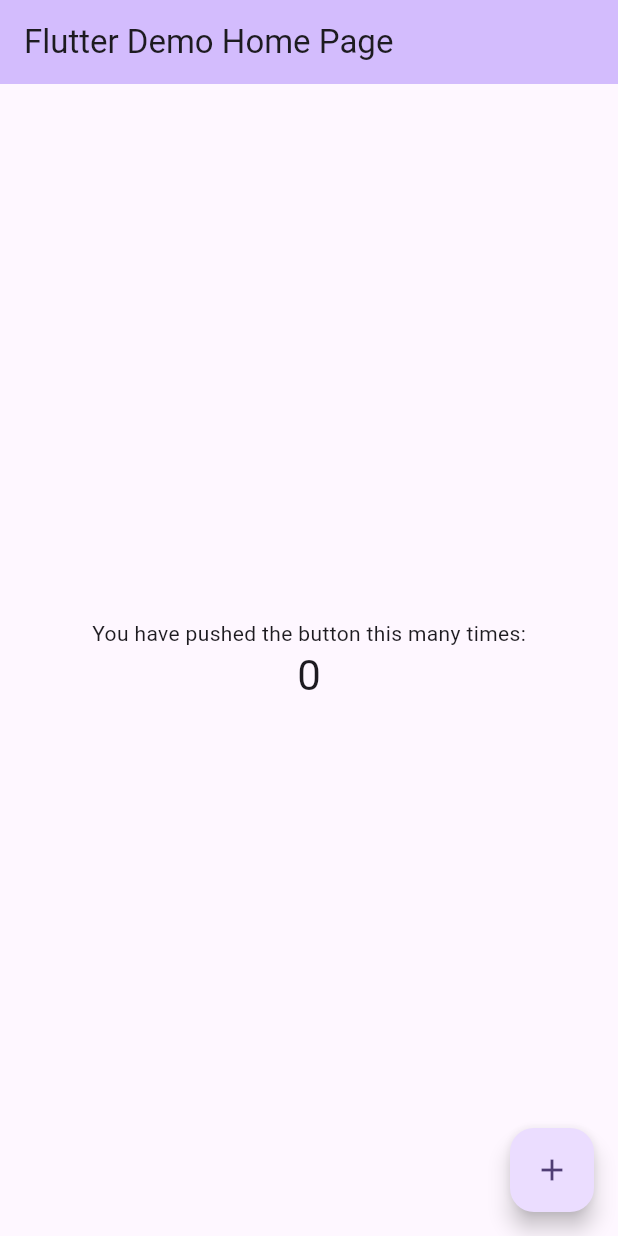
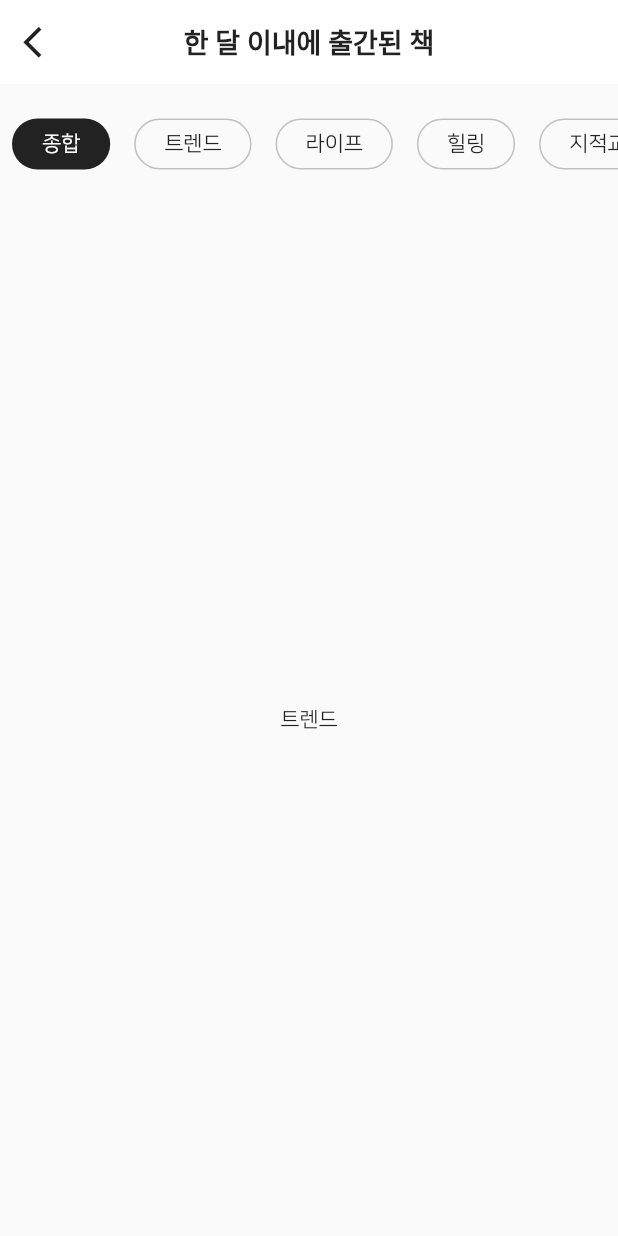
Before and after one commit to muaga/flutter-last-project, a Flutter app: the screen it shows after launch, on a phone screen of 412 x 824 dp. Run offline on Flutter 3.47's test engine with Material 2 defaults, Android fonts, the phone set to English and light mode, and no system bars; our stand-ins replace dio, flutter_secure_storage, validators.

Commit message:
icon 수정

```diff
--- a/lib/main.dart
+++ b/lib/main.dart
@@ -1,4 +1,6 @@
 import 'package:flutter/material.dart';
+import 'package:flutter_blog/_core/constants/theme.dart';
+import 'package:flutter_blog/ui/pages/today_now/now_book_list_page/now_book_list_page.dart';
 
 void main() {
   runApp(const MyApp());
@@ -7,119 +9,12 @@ void main() {
 class MyApp extends StatelessWidget {
   const MyApp({super.key});
 
-  // This widget is the root of your application.
   @override
   Widget build(BuildContext context) {
     return MaterialApp(
-      title: 'Flutter Demo',
-      theme: ThemeData(
-        // This is the theme of your application.
-        //
-        // TRY THIS: Try running your application with "flutter run". You'll see
-        // the application has a blue toolbar. Then, without quitting the app,
-        // try changing the seedColor in the colorScheme below to Colors.green
-        // and then invoke "hot reload" (save your changes or press the "hot
-        // reload" button in a Flutter-supported IDE, or press "r" if you used
-        // the command line to start the app).
-        //
-        // Notice that the counter didn't reset back to zero; the application
-        // state is not lost during the reload. To reset the state, use hot
-        // restart instead.
-        //
-        // This works for code too, not just values: Most code changes can be
-        // tested with just a hot reload.
-        colorScheme: ColorScheme.fromSeed(seedColor: Colors.deepPurple),
-        useMaterial3: true,
-      ),
-      home: const MyHomePage(title: 'Flutter Demo Home Page'),
+      debugShowCheckedModeBanner: false,
+      theme: theme(),
+      home: NowBookListPage(),
     );
   }
 }
-
-class MyHomePage extends StatefulWidget {
-  const MyHomePage({super.key, required this.title});
-
-  // This widget is the home page of your application. It is stateful, meaning
-  // that it has a State object (defined below) that contains fields that affect
-  // how it looks.
-
-  // This class is the configuration for the state. It holds the values (in this
-  // case the title) provided by the parent (in this case the App widget) and
-  // used by the build method of the State. Fields in a Widget subclass are
-  // always marked "final".
-
-  final String title;
-
-  @override
-  State<MyHomePage> createState() => _MyHomePageState();
-}
-
-class _MyHomePageState extends State<MyHomePage> {
-  int _counter = 0;
-
-  void _incrementCounter() {
-    setState(() {
-      // This call to setState tells the Flutter framework that something has
-      // changed in this State, which causes it to rerun the build method below
-      // so that the display can reflect the updated values. If we changed
-      // _counter without calling setState(), then the build method would not be
-      // called again, and so nothing would appear to happen.
-      _counter++;
-    });
-  }
-
-  @override
-  Widget build(BuildContext context) {
-    // This method is rerun every time setState is called, for instance as done
-    // by the _incrementCounter method above.
-    //
-    // The Flutter framework has been optimized to make rerunning build methods
-    // fast, so that you can just rebuild anything that needs updating rather
-    // than having to individually change instances of widgets.
-    return Scaffold(
-      appBar: AppBar(
-        // TRY THIS: Try changing the color here to a specific color (to
-        // Colors.amber, perhaps?) and trigger a hot reload to see the AppBar
-        // change color while the other colors stay the same.
-        backgroundColor: Theme.of(context).colorScheme.inversePrimary,
-        // Here we take the value from the MyHomePage object that was created by
-        // the App.build method, and use it to set our appbar title.
-        title: Text(widget.title),
-      ),
-      body: Center(
-        // Center is a layout widget. It takes a single child and positions it
-        // in the middle of the parent.
-        child: Column(
-          // Column is also a layout widget. It takes a list of children and
-          // arranges them vertically. By default, it sizes itself to fit its
-          // children horizontally, and tries to be as tall as its parent.
-          //
-          // Column has various properties to control how it sizes itself and
-          // how it positions its children. Here we use mainAxisAlignment to
-          // center the children vertically; the main axis here is the vertical
-          // axis because Columns are vertical (the cross axis would be
-          // horizontal).
-          //
-          // TRY THIS: Invoke "debug painting" (choose the "Toggle Debug Paint"
-          // action in the IDE, or press "p" in the console), to see the
-          // wireframe for each widget.
-          mainAxisAlignment: MainAxisAlignment.center,
-          children: <Widget>[
-            const Text(
-              'You have pushed the button this many times:',
-            ),
-            Text(
-              '$_counter',
-              style: Theme.of(context).textTheme.headlineMedium,
-            ),
-          ],
-        ),
-      ),
-      floatingActionButton: FloatingActionButton(
-        onPressed: _incrementCounter,
-        tooltip: 'Increment',
-        child: const Icon(Icons.add),
-      ), // This trailing comma makes auto-formatting nicer for build methods.
-    );
-  }
-}
--- a/lib/ui/pages/today_now/now_book_list_page/now_book_list_page.dart
+++ b/lib/ui/pages/today_now/now_book_list_page/now_book_list_page.dart
@@ -0,0 +1,18 @@
+import 'package:flutter/material.dart';
+import 'package:flutter_blog/_core/constants/icon.dart';
+import 'package:flutter_blog/ui/pages/today_now/now_book_list_page/widgets/body/now_book_list_body.dart';
+
+class NowBookListPage extends StatelessWidget {
+  const NowBookListPage({super.key});
+
+  @override
+  Widget build(BuildContext context) {
+    return Scaffold(
+      appBar: AppBar(
+        leading: IconButton(onPressed: () {}, icon: iconArrowBack()),
+        title: Text("한 달 이내에 출간된 책"),
+      ),
+      body: NowBookListBody(),
+    );
+  }
+}
--- /dev/null
+++ b/lib/ui/pages/today_now/now_book_list_page/widgets/body/now_book_list_body.dart
@@ -0,0 +1,11 @@
+import 'package:flutter/material.dart';
+import 'package:flutter_blog/ui/widgets/form/custom_category_form.dart';
+
+class NowBookListBody extends StatelessWidget {
+  const NowBookListBody({super.key});
+
+  @override
+  Widget build(BuildContext context) {
+    return CustomCategoryForm();
+  }
+}
--- /dev/null
+++ b/lib/ui/widgets/button/custom_category_button.dart
@@ -0,0 +1,39 @@
+import 'package:flutter/material.dart';
+import 'package:flutter_blog/_core/constants/color.dart';
+
+class CustomCategoryButton extends StatelessWidget {
+  final String label;
+  final int index;
+  final int pageIndex;
+  final VoidCallback onPress;
+  const CustomCategoryButton(
+      {required this.label,
+        required this.index,
+        required this.pageIndex,
+        required this.onPress});
+
+  @override
+  Widget build(BuildContext context) {
+    bool isSelected = index == pageIndex; // isSelected 업데이트
+
+    return Padding(
+      padding: const EdgeInsets.all(8.0),
+      child: TextButton(
+        onPressed: () {
+          onPress();
+        },
+        style: TextButton.styleFrom(
+          shape: RoundedRectangleBorder(
+            borderRadius: BorderRadius.circular(20),
+            side:
+            BorderSide(color: isSelected ? Colors.transparent : kBackGray),
+          ),
+          padding: const EdgeInsets.symmetric(horizontal: 20),
+          backgroundColor: isSelected ? kBackBlack : Colors.transparent,
+        ),
+        child: Text(label,
+            style: TextStyle(color: isSelected ? kFontWhite : kFontBlack)),
+      ),
+    );
+  }
+}
--- /dev/null
+++ b/lib/ui/widgets/form/custom_category_form.dart
@@ -0,0 +1,103 @@
+import 'package:flutter/material.dart';
+import 'package:flutter_blog/ui/widgets/button/custom_category_button.dart';
+
+class CustomCategoryForm extends StatefulWidget {
+  const CustomCategoryForm({super.key});
+
+  @override
+  State<CustomCategoryForm> createState() => _CustomCategoryBarState();
+}
+
+class _CustomCategoryBarState extends State<CustomCategoryForm> {
+  int _pageIndex = 0; // 현재 페이지 인덱스
+
+  // @override
+  // void initState() {
+  //   super.initState();
+  //   BookGridView(bookId: _pageIndex); // pageIndex 번호에 따른 BookGridView 호출
+  // }
+
+  void changePage(int index) {
+    setState(() {
+      _pageIndex = index;
+    });
+  }
+
+  @override
+  Widget build(BuildContext context) {
+    return Scaffold(
+      body: CustomScrollView(
+        slivers: [
+          SliverToBoxAdapter(
+            child: Container(
+              height: 80,
+              child: Padding(
+                padding: EdgeInsets.symmetric(vertical: 15),
+                child: ListView(
+                  scrollDirection: Axis.horizontal,
+                  children: [
+                    CustomCategoryButton(
+                        label: "종합",
+                        index: 0,
+                        pageIndex: _pageIndex,
+                        onPress: () {
+                          changePage(0);
+                        }),
+                    CustomCategoryButton(
+                        label: "트렌드",
+                        index: 1,
+                        pageIndex: _pageIndex,
+                        onPress: () {
+                          changePage(1);
+                        }),
+                    CustomCategoryButton(
+                        label: "라이프",
+                        index: 2,
+                        pageIndex: _pageIndex,
+                        onPress: () {
+                          changePage(2);
+                        }),
+                    CustomCategoryButton(
+                        label: "힐링",
+                        index: 3,
+                        pageIndex: _pageIndex,
+                        onPress: () {
+                          changePage(3);
+                        }),
+                    CustomCategoryButton(
+                        label: "지적교양",
+                        index: 4,
+                        pageIndex: _pageIndex,
+                        onPress: () {
+                          changePage(4);
+                        }),
+                    CustomCategoryButton(
+                        label: "소설",
+                        index: 5,
+                        pageIndex: _pageIndex,
+                        onPress: () {
+                          changePage(5);
+                        }),
+                  ],
+                ),
+              ),
+            ),
+          ),
+          SliverFillRemaining(
+            child: IndexedStack(
+              index: _pageIndex,
+              children: [
+                Center(child: Text("트렌드")),
+                Center(child: Text("트렌드")),
+                Center(child: Text("라이프")),
+                Center(child: Text("힐링")),
+                Center(child: Text("지적교양")),
+                Center(child: Text("소설")),
+              ],
+            ),
+          )
+        ],
+      ),
+    );
+  }
+}
```
Also changed, not shown: lib/_core/constants/icon.dart (+42 -42 lines), lib/ui/pages/today_now/now_book_list_page/widgets/form/now_book_list_category_form.dart (added).
